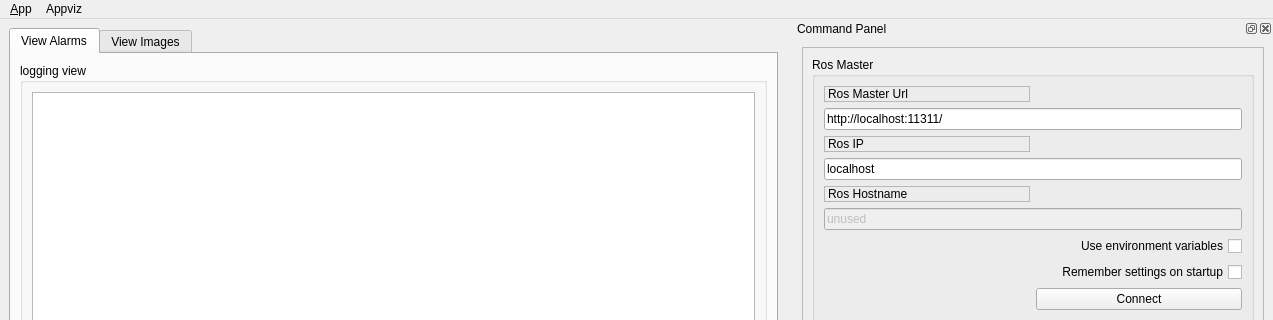
Old version of the form appviz/include/mainwindow.ui in the repository frannecki/smoke; both pictures show x 0 to 1273 and y 0 to 320 of the 1273 by 886 pixel window.
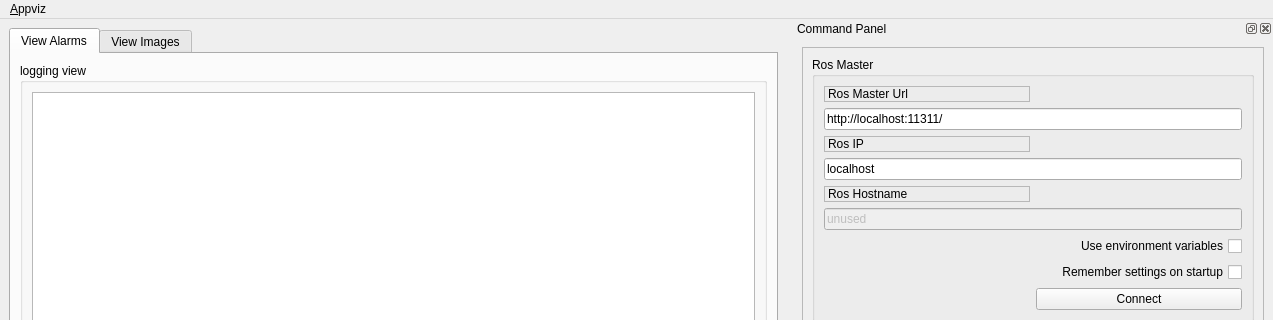
New version of the form. Icons and pictures are not drawn.

What changed in the file:
```diff
--- a/appviz/include/mainwindow.ui
+++ b/appviz/include/mainwindow.ui
@@ -119,7 +119,7 @@
    </property>
    <widget class="QMenu" name="menu_File">
     <property name="title">
-     <string>&amp;App</string>
+     <string>&amp;Appviz</string>
     </property>
     <addaction name="action_Preferences"/>
     <addaction name="separator"/>
@@ -128,13 +128,7 @@
     <addaction name="separator"/>
     <addaction name="action_Quit"/>
    </widget>
-   <widget class="QMenu" name="menuAppviz">
-    <property name="title">
-     <string>Appviz</string>
-    </property>
-   </widget>
    <addaction name="menu_File"/>
-   <addaction name="menuAppviz"/>
   </widget>
   <widget class="QStatusBar" name="statusbar"/>
   <widget class="QDockWidget" name="dock_status">
```
Left out of the diff: 1 changed line with no effect on the pictures.
